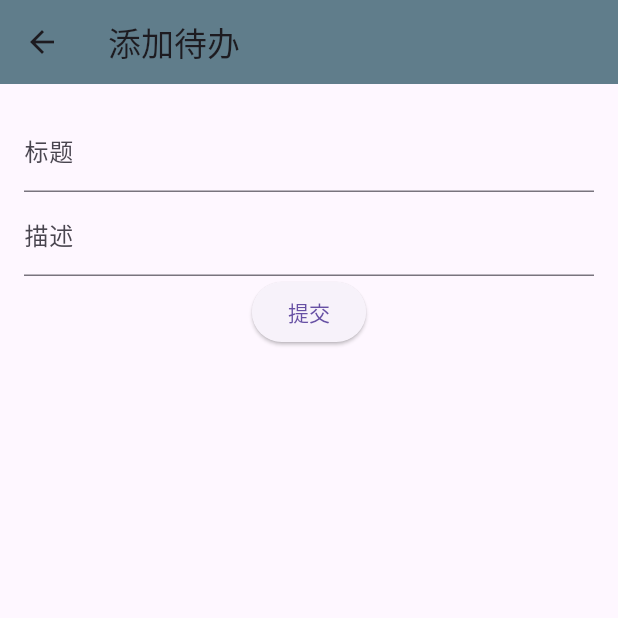
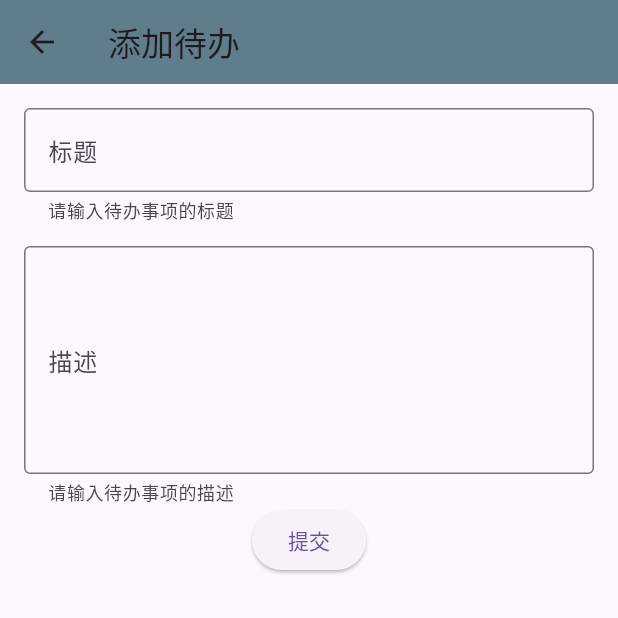
Before and after one commit to zunzhuowei/todoapp, a Flutter app: the AddOrEditTodoPage screen opened directly, on a phone screen of 412 x 824 dp, the top half of it. Run offline on Flutter 3.47's test engine with Material 3 defaults, Android fonts, the phone set to English and light mode, and no system bars; our stand-ins replace hive_ce, hive_ce_flutter; accounts and stored records are empty.

Commit message:
feat(todo): 添加待办事项完成状态并优化界面
- 在 Todo 模型中添加 completed 字段，用于记录待办事项是否完成
- 更新主界面显示，增加待办事项的完成状态（复选框）
- 修改待办事项列表项的样式，增加阴影、渐变等效果
- 优化编辑页面布局，增加输入框的辅助文本和边框
-调整应用栏，将添加按钮移到右上角

```diff
--- a/lib/add_or_edit_todo_page.dart
+++ b/lib/add_or_edit_todo_page.dart
@@ -69,11 +69,22 @@ class _AddOrEditTodoPageState extends State<AddOrEditTodoPage> {
           children: [
             TextField(
               controller: _titleController,
-              decoration: const InputDecoration(labelText: '标题'),
+              decoration: const InputDecoration(
+                border: OutlineInputBorder(),
+                labelText: '标题',
+                helperText: '请输入待办事项的标题'
+              ),
             ),
+            const SizedBox(height: 16.0),
             TextField(
               controller: _descrController,
-              decoration: const InputDecoration(labelText: '描述'),
+              decoration: const InputDecoration(
+                  border: OutlineInputBorder(),
+                  labelText: '描述',
+                  helperText: '请输入待办事项的描述'
+              ),
+              keyboardType: TextInputType.multiline,
+              maxLines: 5,
             ),
             ElevatedButton(
               onPressed: () async {
--- a/lib/todo.dart
+++ b/lib/todo.dart
@@ -3,14 +3,16 @@ class Todo {
   final String id;
   final String title;
   final String descr;
+  bool completed;
 
-  Todo({required this.id, required this.title, required this.descr});
+  Todo({required this.id, required this.title, required this.descr,  this.completed = false});
 
   factory Todo.fromJson(Map<String, dynamic> json) {
     return Todo(
       id: json['id'],
       title: json['title'],
       descr: json['descr'],
+      completed: json['completed'] ?? false,
     );
   }
 
@@ -19,6 +21,7 @@ class Todo {
       'id': id,
       'title': title,
       'descr': descr,
+      'completed': completed,
     };
   }
 }
```
Also changed, not shown: lib/main.dart (+82 -19 lines).
